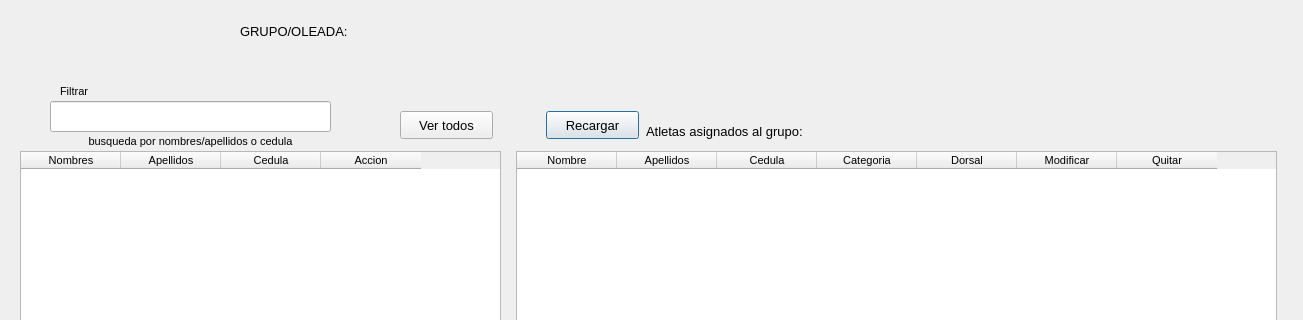
This is qt/athletesGroups.ui in germang2/CrossfitTimer as Qt 5 draws it before an edit; both pictures show x 0 to 1303 and y 179 to 499 of the 1303 by 684 pixel window. The edited form follows.
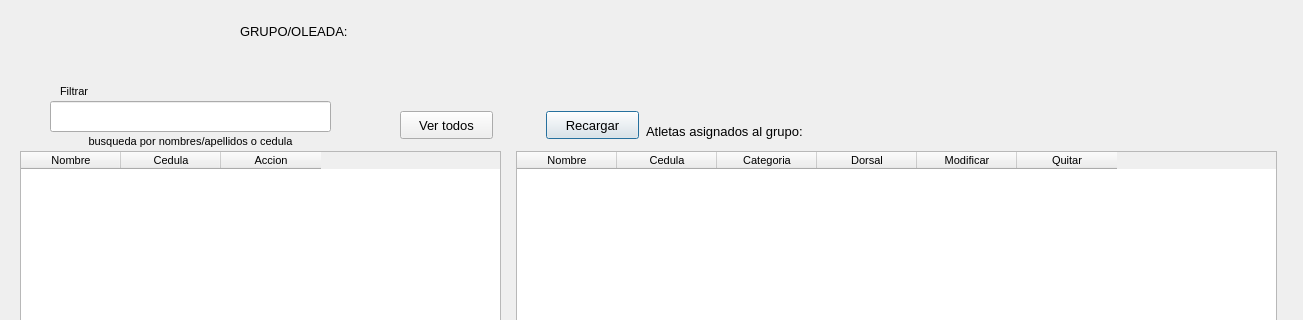
This is the edited form.

Commit message: Fixed all tables where athlete's name is used

Diff of the .ui file:
```diff
--- a/qt/athletesGroups.ui
+++ b/qt/athletesGroups.ui
@@ -143,12 +143,7 @@
    </property>
    <column>
     <property name="text">
-     <string>Nombres</string>
-    </property>
-   </column>
-   <column>
-    <property name="text">
-     <string>Apellidos</string>
+     <string>Nombre</string>
     </property>
    </column>
    <column>
@@ -220,11 +215,6 @@
      <string>Nombre</string>
     </property>
    </column>
-   <column>
-    <property name="text">
-     <string>Apellidos</string>
-    </property>
-   </column>
    <column>
     <property name="text">
      <string>Cedula</string>
```
The commit also changes 9 other files.
